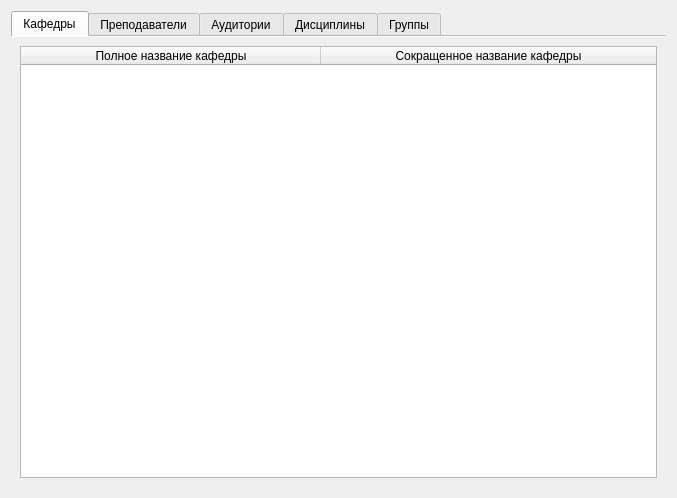
The window that catalogsform.ui (lex1133/ScheduleV2) describes before a commit, drawn with Qt 5.
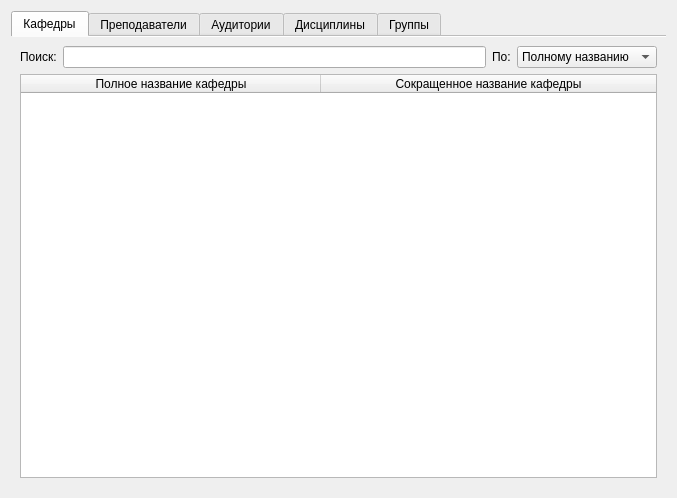
The same window after the commit.

Commit message: Добавил поиск по каталогам.

What changed in the file:
```diff
--- a/catalogsform.ui
+++ b/catalogsform.ui
@@ -60,7 +60,38 @@
        <string>Кафедры</string>
       </attribute>
       <layout class="QGridLayout" name="gridLayout_2">
+       <item row="0" column="3">
+        <widget class="QComboBox" name="ChairsSearchInCombo">
+         <item>
+          <property name="text">
+           <string>Полному названию</string>
+          </property>
+         </item>
+         <item>
+          <property name="text">
+           <string>Сокращ. названию</string>
+          </property>
+         </item>
+        </widget>
+       </item>
+       <item row="0" column="2">
+        <widget class="QLabel" name="ChairsSearchInLabel">
+         <property name="text">
+          <string>По:</string>
+         </property>
+        </widget>
+       </item>
        <item row="0" column="0">
+        <widget class="QLabel" name="ChairsSearchLabel">
+         <property name="text">
+          <string>Поиск:</string>
+         </property>
+        </widget>
+       </item>
+       <item row="0" column="1">
+        <widget class="QLineEdit" name="ChairsSearchLine"/>
+       </item>
+       <item row="1" column="0" colspan="4">
         <widget class="QTableWidget" name="CatalogsChairsTable">
          <property name="editTriggers">
           <set>QAbstractItemView::NoEditTriggers</set>
```
Left out of the diff: 40 changed lines with no effect on the pictures. The commit also changes 9 other files.
